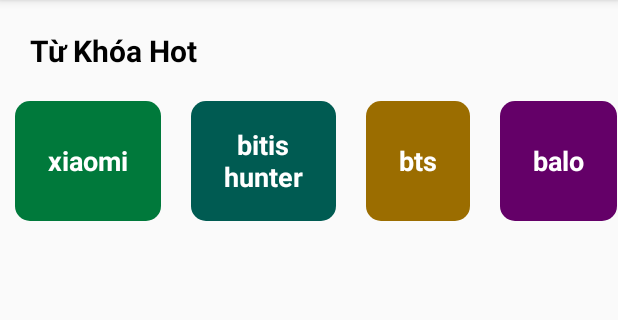
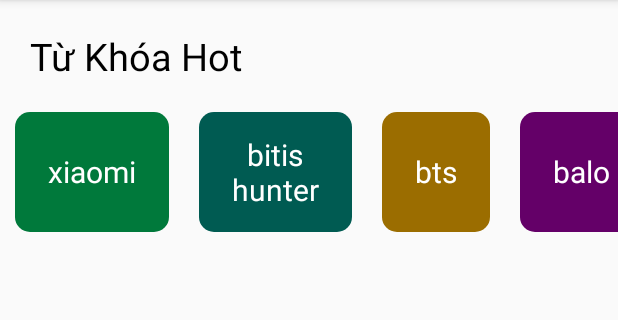
Before and after one commit to khoathu/HomeTikiTest, an Android app: the screen it shows after launch (MainActivity), after a tap on "xiaomi", on a phone screen of 412 x 824 dp, the part 84-404 px from its top. Run offline under Robolectric (Android 15) with nearby library versions, the phone set to English and light mode, and no system bars; our stand-ins replace ButterKnife.

Commit message:
implement some things

```diff
--- a/app/src/main/java/com/project/thu/hometest/MainActivity.java
+++ b/app/src/main/java/com/project/thu/hometest/MainActivity.java
@@ -6,6 +6,7 @@ import android.support.v7.app.AppCompatActivity;
 import android.support.v7.widget.LinearLayoutManager;
 import android.support.v7.widget.RecyclerView;
 import android.util.Log;
+import android.widget.Toast;
 
 import org.json.JSONArray;
 
@@ -22,7 +23,7 @@ import java.util.ArrayList;
 import butterknife.Bind;
 import butterknife.ButterKnife;
 
-public class MainActivity extends AppCompatActivity {
+public class MainActivity extends AppCompatActivity implements ProductAdapter.OnItemClickListener {
     public static final String TAG = "MainActivity";
     private String fileName = "keywords.json";
     private ArrayList<String> listItems;
@@ -53,23 +54,7 @@ public class MainActivity extends AppCompatActivity {
     }
 
     private void setUpList() {
-        listItems.addAll(listItems);
-        listItems.addAll(listItems);
-        listItems.addAll(listItems);
-        listItems.addAll(listItems);
-        listItems.addAll(listItems);
-        listItems.addAll(listItems);
-        listItems.addAll(listItems);
-        listItems.addAll(listItems);
-        listItems.addAll(listItems);
-        listItems.addAll(listItems);
-        listItems.addAll(listItems);
-        listItems.addAll(listItems);
-        listItems.addAll(listItems);
-        listItems.addAll(listItems);
-        listItems.addAll(listItems);
-        listItems.addAll(listItems);
-        productAdapter = new ProductAdapter(this, listItems, arrayColors);
+        productAdapter = new ProductAdapter(this, listItems, arrayColors, this);
         LinearLayoutManager horizontalLayoutManager = new LinearLayoutManager(MainActivity.this, LinearLayoutManager.HORIZONTAL, false);
         rvProduct.setLayoutManager(horizontalLayoutManager);
         rvProduct.setAdapter(productAdapter);
@@ -90,8 +75,8 @@ public class MainActivity extends AppCompatActivity {
     }
 
     public static String getStringFileFromAssert(Context context, String fileName) {
-        InputStream is = null;
-        Writer writer = null;
+        InputStream is;
+        Writer writer;
         String text = "";
         try {
             is = context.getAssets().open(fileName);
@@ -123,4 +108,9 @@ public class MainActivity extends AppCompatActivity {
         super.onDestroy();
         ButterKnife.unbind(this);
     }
+
+    @Override
+    public void onItemClick(String item) {
+        Toast.makeText(this, item, Toast.LENGTH_SHORT).show();
+    }
 }
--- a/app/src/main/java/com/project/thu/hometest/ProductAdapter.java
+++ b/app/src/main/java/com/project/thu/hometest/ProductAdapter.java
@@ -9,32 +9,33 @@ import android.text.TextUtils;
 import android.view.LayoutInflater;
 import android.view.View;
 import android.view.ViewGroup;
-import android.widget.LinearLayout;
+import android.widget.RelativeLayout;
 import android.widget.TextView;
-import android.widget.Toast;
 
 import java.util.ArrayList;
-import java.util.Random;
 
 public class ProductAdapter extends RecyclerView.Adapter<ProductAdapter.MyViewHolder> {
     private Context mContext;
     private ArrayList<String> productList;
     private String[] arrayColors;
+    private OnItemClickListener onItemClickListener;
+    private String defaultColor = "#00793b";
 
-    public ProductAdapter(Context context, ArrayList<String> arrayItems, String[] arrayColors) {
+    public ProductAdapter(Context context, ArrayList<String> arrayItems, String[] arrayColors, OnItemClickListener listener) {
         this.mContext = context;
         this.productList = arrayItems;
         this.arrayColors = arrayColors;
+        this.onItemClickListener = listener;
     }
 
     public class MyViewHolder extends RecyclerView.ViewHolder {
 
-        private LinearLayout llItem;
+        private RelativeLayout rlItem;
         private TextView tvTitle;
 
-        public MyViewHolder(View view) {
+        private MyViewHolder(View view) {
             super(view);
-            llItem = (LinearLayout) view.findViewById(R.id.llItem);
+            rlItem = (RelativeLayout) view.findViewById(R.id.rlItem);
             tvTitle = (TextView) view.findViewById(R.id.tvTitle);
         }
     }
@@ -48,28 +49,27 @@ public class ProductAdapter extends RecyclerView.Adapter<ProductAdapter.MyViewHo
     }
 
     @Override
-    public void onBindViewHolder(@NonNull MyViewHolder holder, final int position) {
+    public void onBindViewHolder(@NonNull final MyViewHolder holder, int position) {
 
         String text = productList.get(position);
 
         if (!TextUtils.isEmpty(getFormatText(text))) {
 
             holder.tvTitle.setText(getFormatText(text));
-            holder.llItem.setBackgroundResource(R.drawable.bg_boder);
+            holder.rlItem.setBackgroundResource(R.drawable.bg_boder);
 
-            final GradientDrawable drawable = (GradientDrawable) holder.llItem.getBackground();
+            GradientDrawable drawable = (GradientDrawable) holder.rlItem.getBackground();
+            drawable.setColor(Color.parseColor(arrayColors != null ? arrayColors[getPositionBackground(position, arrayColors.length)] : defaultColor));
 
-            drawable.setColor(Color.parseColor(arrayColors[getPositionBackground(position, arrayColors.length)]));
+            holder.rlItem.setOnClickListener(new View.OnClickListener() {
+                @Override
+                public void onClick(View v) {
+                    if (onItemClickListener != null) {
+                        onItemClickListener.onItemClick(productList.get(holder.getAdapterPosition()));
+                    }
+                }
+            });
 
-            holder.llItem.setOnClickListener(new View.OnClickListener() {
-                @Override
-
-                public void onClick(View v) {
-                    String list = productList.get(position);
-                    Toast.makeText(mContext, list, Toast.LENGTH_SHORT).show();
-                }
-
-            });
         }
     }
 
@@ -101,8 +101,8 @@ public class ProductAdapter extends RecyclerView.Adapter<ProductAdapter.MyViewHo
             do {
                 boolean isAvailablePrev = false;
                 boolean isAvailableNext = false;
-                prevCharacter = new Character(text.charAt(prevPosition - 1));
-                nextCharacter = new Character(text.charAt(nextPosition - 1));
+                prevCharacter = text.charAt(prevPosition - 1);
+                nextCharacter = text.charAt(nextPosition - 1);
                 if (prevPosition > 1) {
                     prevPosition--;
                     isAvailablePrev = true;
@@ -132,26 +132,8 @@ public class ProductAdapter extends RecyclerView.Adapter<ProductAdapter.MyViewHo
         return resultString;
     }
 
-    public static int count(String s, char c) {
+    private int count(String s, char c) {
         return s.length() == 0 ? 0 : (s.charAt(0) == c ? 1 : 0) + count(s.substring(1), c);
-    }
-
-    public static String[] split(String src, int len) {
-        String[] result = new String[(int) Math.ceil((double) src.length() / (double) len)];
-        for (int i = 0; i < result.length; i++)
-            result[i] = src.substring(i * len, Math.min(src.length(), (i + 1) * len));
-        return result;
-    }
-
-    public static String[] splitByNumber(String str, int size) {
-        return (size < 1 || str == null) ? null : str.split("(?<=\\G.{" + size + "})");
-    }
-
-    private int getPositionRandom(int min, int max) {
-        Random r = new Random();
-        int i1 = r.nextInt(max - min + 1) + min;
-        return i1;
-        //Note that nextInt(int max) returns an int between 0 inclusive and max exclusive.
     }
 
     private int getPositionBackground(int position, int lenghListColor) {
@@ -162,6 +144,13 @@ public class ProductAdapter extends RecyclerView.Adapter<ProductAdapter.MyViewHo
         return positionResult;
     }
 
+    /*private int getPositionRandom(int min, int max) {
+        Random r = new Random();
+        int i1 = r.nextInt(max - min + 1) + min;
+        return i1;
+        //Note that nextInt(int max) returns an int between 0 inclusive and max exclusive.
+    }*/
+
     @Override
     public long getItemId(int position) {
         return 0;
@@ -171,4 +160,8 @@ public class ProductAdapter extends RecyclerView.Adapter<ProductAdapter.MyViewHo
     public int getItemCount() {
         return productList == null ? 0 : productList.size();
     }
+
+    public interface OnItemClickListener {
+        void onItemClick(String item);
+    }
 }
--- a/app/src/main/res/layout/activity_main.xml
+++ b/app/src/main/res/layout/activity_main.xml
@@ -12,18 +12,17 @@
 
         <TextView
             android:layout_width="match_parent"
+            android:layout_height="wrap_content"
             android:padding="20dp"
-            android:textSize="20sp"
-            android:textStyle="bold"
+            android:text="@string/lb_title_list_product"
             android:textColor="@android:color/black"
-            android:layout_height="wrap_content"
-            android:text="@string/lb_title_list_product"/>
+            android:textSize="25sp" />
 
         <android.support.v7.widget.RecyclerView
             android:id="@+id/rvProduct"
-            android:orientation="horizontal"
             android:layout_width="match_parent"
-            android:layout_height="match_parent" />
+            android:layout_height="match_parent"
+            android:orientation="horizontal" />
 
     </LinearLayout>
 
--- a/app/src/main/res/layout/row_product.xml
+++ b/app/src/main/res/layout/row_product.xml
@@ -1,6 +1,6 @@
 <?xml version="1.0" encoding="utf-8"?>
-<LinearLayout xmlns:android="http://schemas.android.com/apk/res/android"
-    android:id="@+id/llItem"
+<RelativeLayout xmlns:android="http://schemas.android.com/apk/res/android"
+    android:id="@+id/rlItem"
     android:layout_width="wrap_content"
     android:layout_height="80dp"
     android:layout_gravity="center"
@@ -8,24 +8,22 @@
     android:layout_marginRight="10dp"
     android:background="@drawable/bg_boder"
     android:clickable="true"
-    android:gravity="center"
+    android:focusable="true"
     android:orientation="vertical">
 
     <TextView
         android:id="@+id/tvTitle"
         android:layout_width="wrap_content"
         android:layout_height="wrap_content"
-        android:layout_gravity="center"
+        android:layout_centerInParent="true"
         android:layout_marginLeft="20dp"
         android:layout_marginRight="20dp"
-        android:clickable="true"
+        android:clickable="false"
         android:ellipsize="none"
         android:gravity="center"
-        android:inputType="textMultiLine"
         android:lines="2"
         android:text=""
         android:textColor="@android:color/white"
-        android:textSize="18sp"
-        android:textStyle="bold" />
+        android:textSize="20sp" />
 
-</LinearLayout>
+</RelativeLayout>
```
